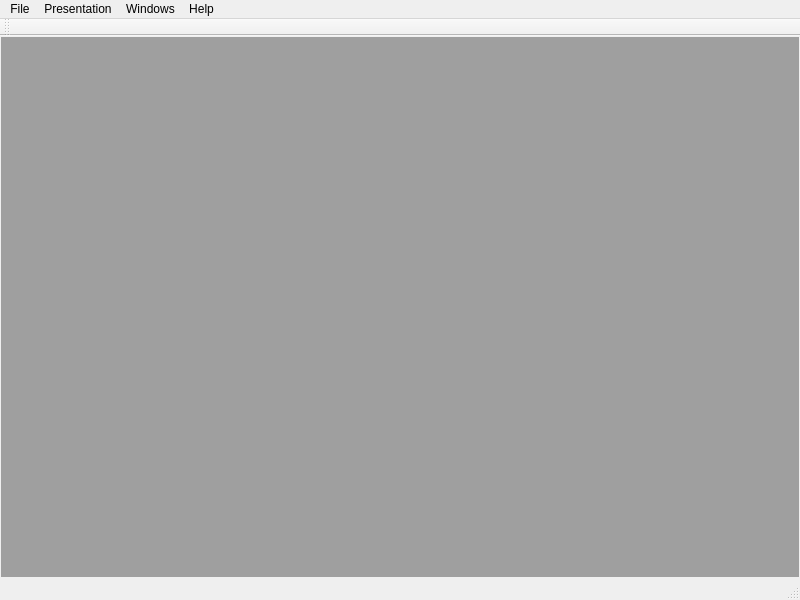
The window that Azenqos/main_window.ui (meritechsolutions/azenqos_qgis_plugin) describes before a commit, drawn with Qt 5.
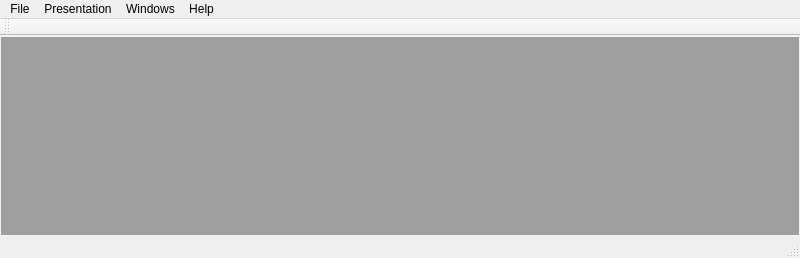
The same window after the commit.

Commit message: remove lte line chart

```diff
--- a/Azenqos/main_window.ui
+++ b/Azenqos/main_window.ui
@@ -7,7 +7,7 @@
     <x>0</x>
     <y>0</y>
     <width>800</width>
-    <height>600</height>
+    <height>258</height>
    </rect>
   </property>
   <property name="windowTitle">
```
Left out of the diff: 3 changed lines with no effect on the pictures.
